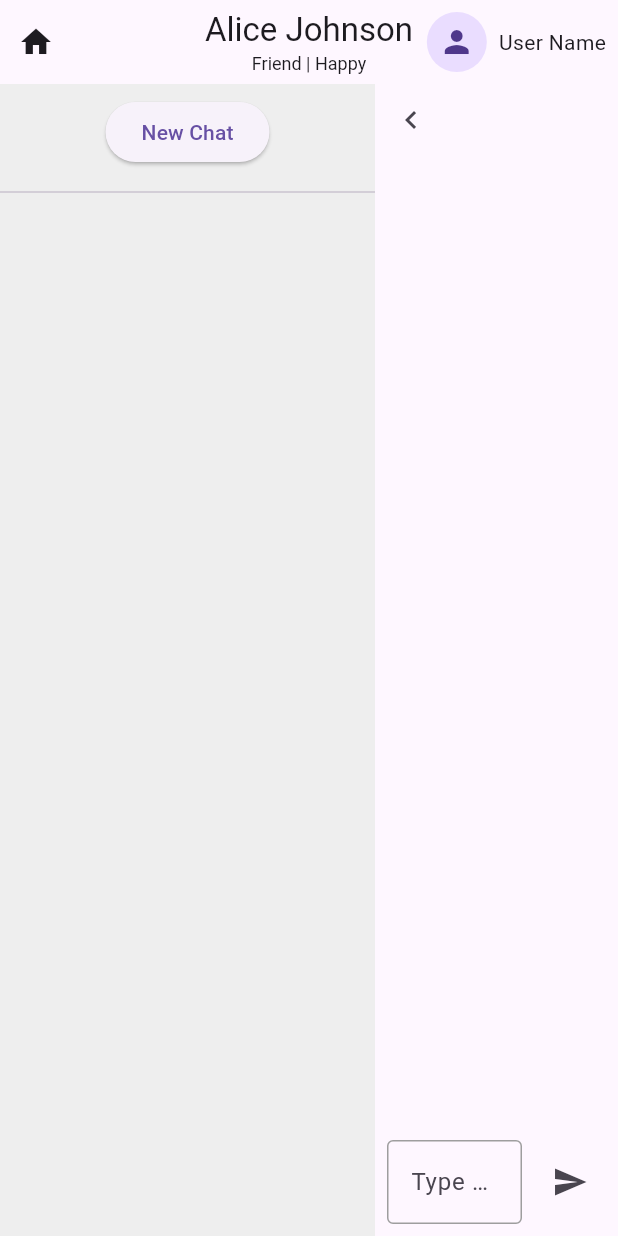
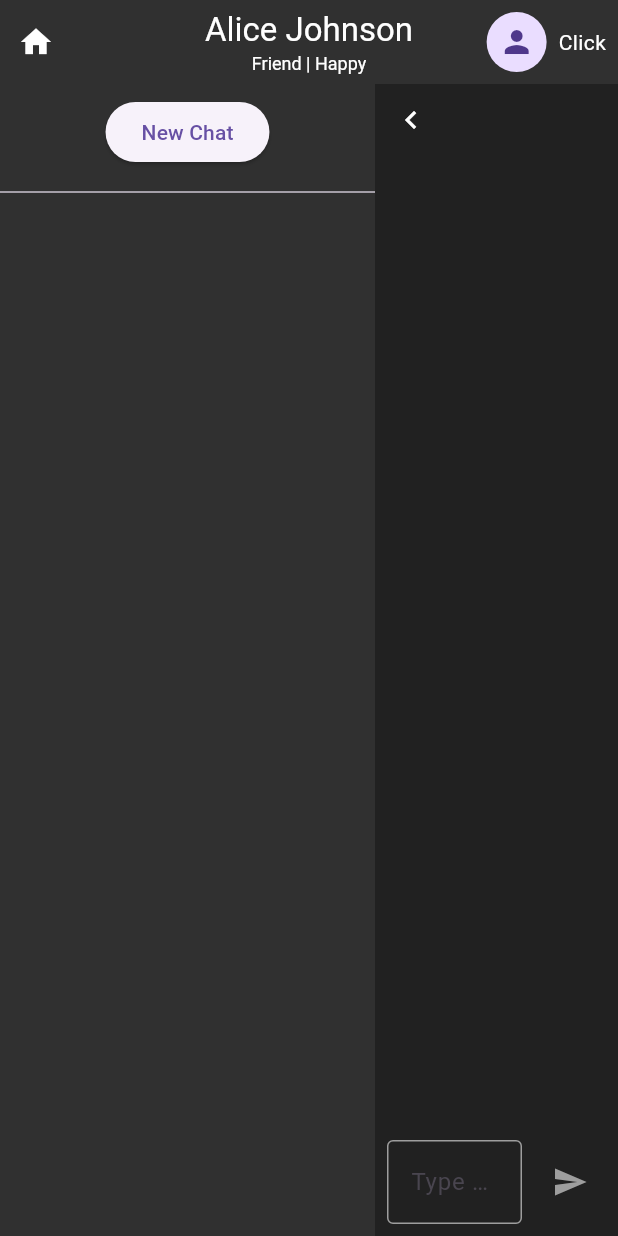
Before and after one commit to KexinWei/Senti, a Flutter app: the screen it shows after launch, after a tap on "AJ", on a phone screen of 412 x 824 dp. Run offline on Flutter 3.47's test engine with Material 3 defaults, Android fonts, the phone set to English and light mode, and no system bars.

Commit message:
changed theme color

```diff
--- a/frontend/lib/components/chat_conversation_view.dart
+++ b/frontend/lib/components/chat_conversation_view.dart
@@ -39,6 +39,16 @@ class _ChatConversationViewState extends State<ChatConversationView> {
   bool _isHistoryVisible = true;
   List<String> chatHistory = [];
 
+  @override
+  void initState() {
+    super.initState();
+    widget.chatController.addListener(_onTextChanged);
+  }
+
+  void _onTextChanged() {
+    setState(() {});
+  }
+
   // Save current conversation session title to history (if any messages exist),
   // then clear current conversation and selected target.
   void _startNewChat(Target target) {
@@ -58,6 +68,9 @@ class _ChatConversationViewState extends State<ChatConversationView> {
   }
 
   void _handleSendMessage() {
+    String message = widget.chatController.text.trim();
+    if (message.isEmpty) return;
+
     widget.onSendMessage();
     setState(() {
       widget.messages.add("AI: This is a dummy reply");
@@ -65,6 +78,12 @@ class _ChatConversationViewState extends State<ChatConversationView> {
     widget.chatController.clear();
   }
 
+  void dispose() {
+    widget.chatController.removeListener(_onTextChanged);
+    super.dispose();
+  }
+
+  @override
   @override
   Widget build(BuildContext context) {
     // Determine the mood color from the target's current mood.
@@ -79,7 +98,12 @@ class _ChatConversationViewState extends State<ChatConversationView> {
             onNewChat: _startNewChat,
             onSessionSelected: (sessionTitle) {
               ScaffoldMessenger.of(context).showSnackBar(
-                SnackBar(content: Text("Selected session: $sessionTitle")),
+                SnackBar(
+                  content: Text(
+                    "Selected session: $sessionTitle",
+                    style: TextStyle(color: Colors.white),
+                  ),
+                ),
               );
             },
           ),
@@ -94,6 +118,7 @@ class _ChatConversationViewState extends State<ChatConversationView> {
                       _isHistoryVisible
                           ? Icons.keyboard_arrow_left
                           : Icons.keyboard_arrow_right,
+                      color: Colors.white,
                     ),
                     tooltip:
                         _isHistoryVisible ? 'Hide History' : 'Show History',
@@ -140,6 +165,7 @@ class _ChatConversationViewState extends State<ChatConversationView> {
                       child: TextField(
                         controller: widget.chatController,
                         textInputAction: TextInputAction.send,
+                        style: TextStyle(color: Colors.white),
                         decoration: InputDecoration(
                           hintText: "Type your message...",
                           border: OutlineInputBorder(),
@@ -163,8 +189,14 @@ class _ChatConversationViewState extends State<ChatConversationView> {
                     ),
                     SizedBox(width: 8),
                     IconButton(
-                      icon: Icon(Icons.send),
-                      onPressed: _handleSendMessage,
+                      icon:
+                          widget.chatController.text.isNotEmpty
+                              ? Icon(Icons.send, color: Colors.white)
+                              : Icon(Icons.send, color: Colors.grey),
+                      onPressed:
+                          widget.chatController.text.isNotEmpty
+                              ? _handleSendMessage
+                              : null,
                     ),
                   ],
                 ),
--- a/frontend/lib/components/left_sidebar.dart
+++ b/frontend/lib/components/left_sidebar.dart
@@ -18,7 +18,7 @@ class LeftSidebar extends StatelessWidget {
   Widget build(BuildContext context) {
     return Container(
       width: 250,
-      color: Colors.grey[200],
+      color: Colors.grey[850],
       child: Column(
         children: [
           Padding(
--- a/frontend/lib/components/target_selection_view.dart
+++ b/frontend/lib/components/target_selection_view.dart
@@ -37,7 +37,11 @@ class TargetSelectionView extends StatelessWidget {
           children: [
             Text(
               "Select an Existing Target",
-              style: TextStyle(fontSize: 18, fontWeight: FontWeight.bold),
+              style: TextStyle(
+                color: Colors.white,
+                fontSize: 18,
+                fontWeight: FontWeight.bold,
+              ),
             ),
             SizedBox(height: 8),
             GridView.builder(
@@ -98,7 +102,11 @@ class TargetSelectionView extends StatelessWidget {
                   SizedBox(height: 8),
                   Text(
                     "Create a New Target",
-                    style: TextStyle(fontSize: 18, fontWeight: FontWeight.bold),
+                    style: TextStyle(
+                      color: Colors.white,
+                      fontSize: 18,
+                      fontWeight: FontWeight.bold,
+                    ),
                   ),
                   TextField(
                     controller: nameController,
@@ -119,7 +127,7 @@ class TargetSelectionView extends StatelessWidget {
                         );
                       }
                     },
-                    child: Text("Create & Select Target"),
+                    child: Text("Create Target"),
                   ),
                 ],
               ),
--- a/frontend/lib/screens/home_screen.dart
+++ b/frontend/lib/screens/home_screen.dart
@@ -90,15 +90,17 @@ class _HomeScreenState extends State<HomeScreen> {
   @override
   Widget build(BuildContext context) {
     return Scaffold(
+      backgroundColor: Colors.grey[900],
       appBar: AppBar(
         centerTitle: true,
+        backgroundColor: Colors.grey[850],
         leading:
             selectedTarget != null
                 ? Row(
                   mainAxisSize: MainAxisSize.min,
                   children: [
                     IconButton(
-                      icon: Icon(Icons.home),
+                      icon: Icon(Icons.home, color: Colors.white),
                       tooltip: "Home",
                       onPressed: _startNewChat,
                     ),
@@ -110,14 +112,17 @@ class _HomeScreenState extends State<HomeScreen> {
                 ? Column(
                   crossAxisAlignment: CrossAxisAlignment.center,
                   children: [
-                    Text(selectedTarget!.name),
+                    Text(
+                      selectedTarget!.name,
+                      style: TextStyle(color: Colors.white),
+                    ),
                     Text(
                       "${selectedTarget!.relationship} | ${selectedTarget!.currentMood}",
-                      style: TextStyle(fontSize: 12),
+                      style: TextStyle(fontSize: 12, color: Colors.white),
                     ),
                   ],
                 )
-                : Text("Chat App"),
+                : Text("Senti", style: TextStyle(color: Colors.white)),
         actions: [
           Padding(
             padding: const EdgeInsets.only(right: 8.0),
@@ -125,7 +130,7 @@ class _HomeScreenState extends State<HomeScreen> {
               children: [
                 CircleAvatar(child: Icon(Icons.person)),
                 SizedBox(width: 8),
-                Text("User Name"),
+                Text("Click", style: TextStyle(color: Colors.white)),
               ],
             ),
           ),
```
